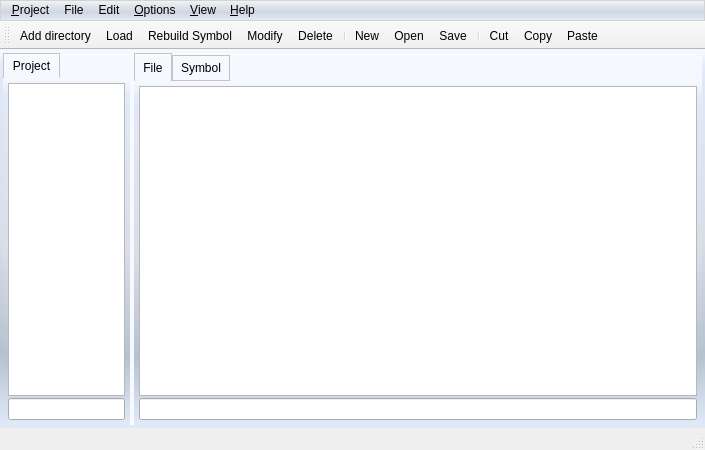
First picture: the form in Resources/Forms/mainWindow.ui, repository ychclone/blink, before the edit.
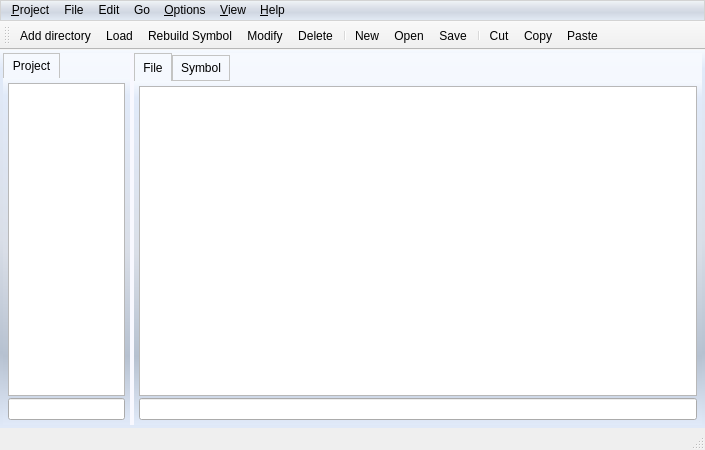
Second picture: the form after the edit. Icons and pictures are not drawn. Custom widgets are drawn as their Qt base class.

Patch:
```diff
--- a/Resources/Forms/mainWindow.ui
+++ b/Resources/Forms/mainWindow.ui
@@ -650,7 +650,7 @@
      <x>0</x>
      <y>0</y>
      <width>705</width>
-     <height>22</height>
+     <height>20</height>
     </rect>
    </property>
    <widget class="QMenu" name="menuHelp">
@@ -717,9 +717,19 @@
     <addaction name="actionSaveAs"/>
     <addaction name="actionClose"/>
    </widget>
+   <widget class="QMenu" name="menuGo">
+    <property name="title">
+     <string>Go</string>
+    </property>
+    <addaction name="actionGoBack"/>
+    <addaction name="actionGoForward"/>
+    <addaction name="separator"/>
+    <addaction name="actionGoTo"/>
+   </widget>
    <addaction name="menuProject"/>
    <addaction name="menuFIle"/>
    <addaction name="menuEdit"/>
+   <addaction name="menuGo"/>
    <addaction name="menuOptions"/>
    <addaction name="menuView"/>
    <addaction name="menuHelp"/>
```
Left out of the diff: 45 changed lines with no effect on the pictures.
